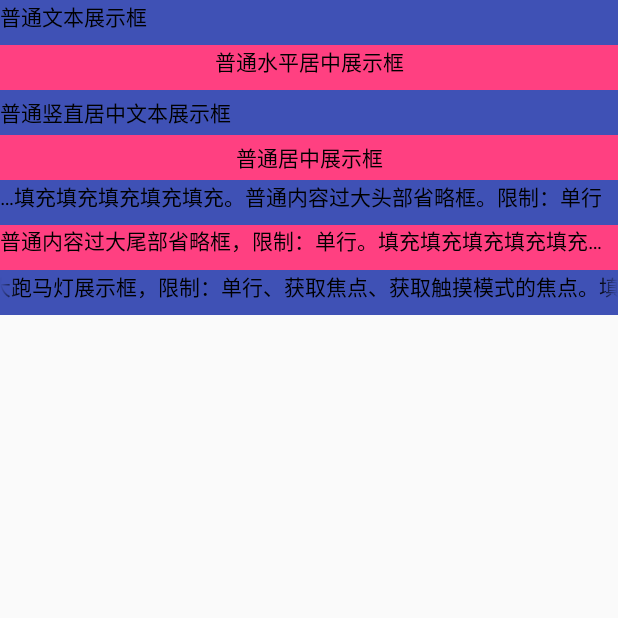
After one commit to MelanDawn/AndroidAppFw, an Android app: the TextViewAct screen opened directly, with no data from a screen before it, on a phone screen of 412 x 824 dp, the top half of it. The commit adds this screen. Run offline under Robolectric (Android 15) with nearby library versions, the phone set to English and light mode, and no system bars; libraries missing offline, so code that uses them is left out: com.umeng.analytics, com.umeng.message; 2 statements that could not run were skipped.

Commit message:
[R&D_Center] 首次添加TextView样例
修改原因: Feature
应用版本: 1.0
问题原因:
修复方式：

```diff
--- a/app/src/main/AndroidManifest.xml
+++ b/app/src/main/AndroidManifest.xml
@@ -46,6 +46,8 @@
             </intent-filter>
         </activity>-->
 
+        <activity android:name=".ui.activity.TextViewAct" />
+
     </application>
 
 </manifest>
--- a/app/src/main/java/com/zs/androidappfw/ui/activity/MainActivity.java
+++ b/app/src/main/java/com/zs/androidappfw/ui/activity/MainActivity.java
@@ -1,6 +1,12 @@
 package com.zs.androidappfw.ui.activity;
 
+import android.content.Intent;
+import android.os.Bundle;
+import android.support.annotation.Nullable;
 import android.support.v7.app.AppCompatActivity;
+import android.view.View;
+
+import com.zs.androidappfw.R;
 
 /**
  * Created by shoes on 2017/10/25.
@@ -8,4 +14,13 @@ import android.support.v7.app.AppCompatActivity;
  */
 
 public class MainActivity extends AppCompatActivity {
+    @Override
+    protected void onCreate(@Nullable Bundle savedInstanceState) {
+        super.onCreate(savedInstanceState);
+        setContentView(R.layout.act_main);
+    }
+
+    public void toTextView(View view) {
+        startActivity(new Intent(MainActivity.this, TextViewAct.class));
+    }
 }
--- /dev/null
+++ b/app/src/main/java/com/zs/androidappfw/ui/activity/TextViewAct.java
@@ -0,0 +1,18 @@
+package com.zs.androidappfw.ui.activity;
+
+import android.os.Bundle;
+import android.support.annotation.Nullable;
+
+import com.zs.androidappfw.R;
+import com.zs.androidappfw.ui.base.BaseActivity;
+
+
+// Created by zhangs on 2019/2/21.
+
+public class TextViewAct extends BaseActivity {
+    @Override
+    protected void onCreate(@Nullable Bundle savedInstanceState) {
+        super.onCreate(savedInstanceState);
+        setContentView(R.layout.act_tv);
+    }
+}
--- a/app/src/main/res/layout/act_main.xml
+++ b/app/src/main/res/layout/act_main.xml
@@ -3,4 +3,11 @@
     android:orientation="vertical" android:layout_width="match_parent"
     android:layout_height="match_parent">
 
+    <Button
+        android:layout_width="match_parent"
+        android:layout_height="@dimen/bt_height"
+        android:text="@string/to_tv"
+        android:textAllCaps="false"
+        android:onClick="toTextView"/>
+
 </LinearLayout>
--- /dev/null
+++ b/app/src/main/res/layout/act_tv.xml
@@ -0,0 +1,98 @@
+<?xml version="1.0" encoding="utf-8"?>
+<ScrollView xmlns:android="http://schemas.android.com/apk/res/android"
+    android:layout_width="match_parent"
+    android:layout_height="match_parent">
+
+    <LinearLayout
+        android:layout_width="match_parent"
+        android:layout_height="wrap_content"
+        android:orientation="vertical">
+
+        <TextView
+            android:layout_width="match_parent"
+            android:layout_height="@dimen/tv_height"
+
+            android:text="@string/tv_normal"
+            android:textSize="14sp"
+            android:textColor="@android:color/black"
+
+            android:background="@color/colorPrimary"/>
+
+        <TextView
+            android:layout_width="match_parent"
+            android:layout_height="@dimen/tv_height"
+
+            android:gravity="center_horizontal"
+
+            android:text="@string/tv_normal_center_h"
+            android:textSize="14sp"
+            android:textColor="@android:color/black"
+
+            android:background="@color/colorAccent"/>
+
+        <TextView
+            android:layout_width="match_parent"
+            android:layout_height="@dimen/tv_height"
+
+            android:gravity="center_vertical"
+
+            android:text="@string/tv_normal_center_v"
+            android:textSize="14sp"
+            android:textColor="@android:color/black"
+
+            android:background="@color/colorPrimary"/>
+
+        <TextView
+            android:layout_width="match_parent"
+            android:layout_height="@dimen/tv_height"
+
+            android:gravity="center"
+
+            android:text="@string/tv_normal_center"
+            android:textSize="14sp"
+            android:textColor="@android:color/black"
+
+            android:background="@color/colorAccent"/>
+
+        <TextView
+            android:layout_width="match_parent"
+            android:layout_height="@dimen/tv_height"
+
+            android:text="@string/tv_normal_ellipse_start"
+            android:textSize="14sp"
+            android:textColor="@android:color/black"
+
+            android:ellipsize="start"
+            android:singleLine="true"
+
+            android:background="@color/colorPrimary"/>
+
+        <TextView
+            android:layout_width="match_parent"
+            android:layout_height="@dimen/tv_height"
+
+            android:text="@string/tv_normal_ellipse_end"
+            android:textSize="14sp"
+            android:textColor="@android:color/black"
+
+            android:ellipsize="end"
+            android:maxLines="1"
+
+            android:background="@color/colorAccent"/>
+
+        <TextView
+            android:layout_width="match_parent"
+            android:layout_height="@dimen/tv_height"
+
+            android:text="@string/tv_normal_ellipse_marquee"
+            android:textSize="14sp"
+            android:textColor="@android:color/black"
+
+            android:ellipsize="marquee"
+            android:singleLine="true"
+            android:focusable="true"
+            android:focusableInTouchMode="true"
+
+            android:background="@color/colorPrimary"/>
+    </LinearLayout>
+</ScrollView>
--- /dev/null
+++ b/app/src/main/res/values/dimens.xml
@@ -0,0 +1,8 @@
+<?xml version="1.0" encoding="utf-8"?>
+<resources>
+    <!-- Main Activity -->
+    <dimen name="bt_height">50dp</dimen>
+
+    <!-- TextView Activity -->
+    <dimen name="tv_height">30dp</dimen>
+</resources>
--- a/app/src/main/res/values/strings.xml
+++ b/app/src/main/res/values/strings.xml
@@ -1,3 +1,15 @@
 <resources>
     <string name="app_name">AndroidAppFw</string>
+
+    <!-- Main activity -->
+    <string name="to_tv">to TextView</string>
+
+    <!-- TextView activity -->
+    <string name="tv_normal">普通文本展示框</string>
+    <string name="tv_normal_center_v">普通竖直居中文本展示框</string>
+    <string name="tv_normal_center_h">普通水平居中展示框</string>
+    <string name="tv_normal_center">普通居中展示框</string>
+    <string name="tv_normal_ellipse_end">普通内容过大尾部省略框，限制：单行。填充填充填充填充填充填充填充填充填充填充</string>
+    <string name="tv_normal_ellipse_start">填充填充填充填充填充填充填充填充填充填充。普通内容过大头部省略框。限制：单行</string>
+    <string name="tv_normal_ellipse_marquee">普通内容过大跑马灯展示框，限制：单行、获取焦点、获取触摸模式的焦点。填充填充填充</string>
 </resources>
```
